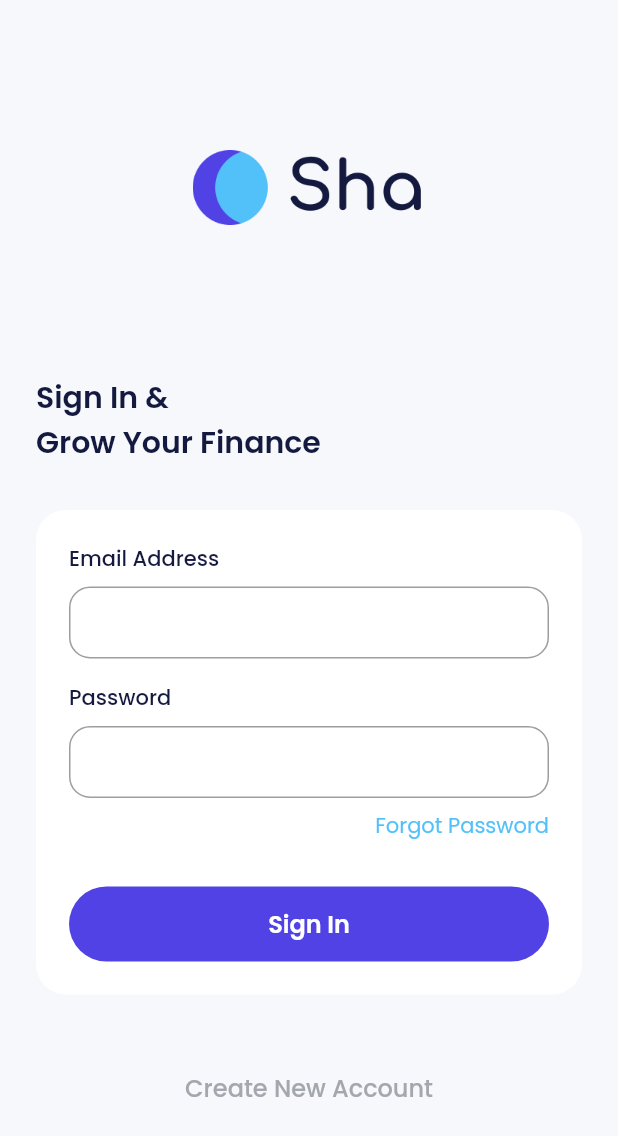
After one commit to TedoHarisC/bank-sha, a Flutter app: the SignInPage screen opened directly, on a phone screen of 412 x 824 dp. The commit adds this screen. Shown: the top 1136 px of the screen. Run offline on Flutter 3.47's test engine with Material 2 defaults, Android fonts, the phone set to English and light mode, and no system bars; our stand-ins replace carousel_slider, google_fonts.

Commit message:
Slicing Sign In Pag

```diff
--- a/lib/ui/pages/onboarding_page.dart
+++ b/lib/ui/pages/onboarding_page.dart
@@ -1,4 +1,5 @@
 import 'package:bank_sha/shared/theme.dart';
+import 'package:bank_sha/ui/pages/sign_in_page.dart';
 import 'package:carousel_slider/carousel_slider.dart';
 import 'package:flutter/material.dart';
 
@@ -122,7 +123,14 @@ class _OnBoardingPageState extends State<OnBoardingPage> {
                               width: double.infinity,
                               height: 24,
                               child: TextButton(
-                                onPressed: () {},
+                                onPressed: () {
+                                  Navigator.push(
+                                    context,
+                                    MaterialPageRoute(
+                                      builder: (context) => const SignInPage(),
+                                    ),
+                                  );
+                                },
                                 style: TextButton.styleFrom(
                                   padding: EdgeInsets.zero,
                                 ),
--- /dev/null
+++ b/lib/ui/pages/sign_in_page.dart
@@ -0,0 +1,144 @@
+import 'package:bank_sha/shared/theme.dart';
+import 'package:flutter/material.dart';
+
+class SignInPage extends StatelessWidget {
+  const SignInPage({super.key});
+
+  @override
+  Widget build(BuildContext context) {
+    return Scaffold(
+      backgroundColor: lightBackgroundColor,
+      body: ListView(
+        padding: const EdgeInsets.symmetric(
+          horizontal: 24,
+        ),
+        children: [
+          Container(
+            width: 155,
+            height: 50,
+            margin: const EdgeInsets.only(
+              top: 100,
+              bottom: 100,
+            ),
+            decoration: const BoxDecoration(
+              image: DecorationImage(
+                image: AssetImage('assets/img_logo_light.png'),
+              ),
+            ),
+          ),
+          Text(
+            'Sign In &\nGrow Your Finance',
+            style: blackTextStyle.copyWith(
+              fontSize: 20,
+              fontWeight: semiBold,
+            ),
+          ),
+          const SizedBox(height: 30),
+          Container(
+            padding: const EdgeInsets.all(22),
+            decoration: BoxDecoration(
+              color: whiteColor,
+              borderRadius: BorderRadius.circular(20),
+            ),
+            child: Column(
+              crossAxisAlignment: CrossAxisAlignment.start,
+              children: [
+                //NOTE : EMAIL INPUT
+                Column(
+                  crossAxisAlignment: CrossAxisAlignment.start,
+                  children: [
+                    Text(
+                      'Email Address',
+                      style: blackTextStyle.copyWith(
+                        fontWeight: medium,
+                      ),
+                    ),
+                    const SizedBox(height: 8),
+                    TextFormField(
+                      decoration: InputDecoration(
+                        border: OutlineInputBorder(
+                          borderRadius: BorderRadius.circular(14),
+                        ),
+                        contentPadding: const EdgeInsets.all(12),
+                      ),
+                    ),
+                  ],
+                ),
+                const SizedBox(height: 16),
+                //NOTE : PASSWORD INPUT
+                Column(
+                  crossAxisAlignment: CrossAxisAlignment.start,
+                  children: [
+                    Text(
+                      'Password',
+                      style: blackTextStyle.copyWith(
+                        fontWeight: medium,
+                      ),
+                    ),
+                    const SizedBox(height: 8),
+                    TextFormField(
+                      obscureText: true,
+                      decoration: InputDecoration(
+                        border: OutlineInputBorder(
+                          borderRadius: BorderRadius.circular(14),
+                        ),
+                        contentPadding: const EdgeInsets.all(12),
+                      ),
+                    ),
+                    const SizedBox(height: 8),
+                    Align(
+                      alignment: Alignment.centerRight,
+                      child: Text(
+                        'Forgot Password',
+                        style: blueTextStyle,
+                      ),
+                    )
+                  ],
+                ),
+                const SizedBox(height: 30),
+                //NOTE : BUTTON SIGN IN
+                SizedBox(
+                  width: double.infinity,
+                  height: 50,
+                  child: TextButton(
+                    onPressed: () {},
+                    style: TextButton.styleFrom(
+                      backgroundColor: purpleColor,
+                      shape: RoundedRectangleBorder(
+                        borderRadius: BorderRadius.circular(56),
+                      ),
+                    ),
+                    child: Text(
+                      'Sign In',
+                      style: whiteTextStyle.copyWith(
+                        fontSize: 16,
+                        fontWeight: semiBold,
+                      ),
+                    ),
+                  ),
+                ),
+              ],
+            ),
+          ),
+          const SizedBox(height: 50),
+          SizedBox(
+            width: double.infinity,
+            height: 24,
+            child: TextButton(
+              onPressed: () {},
+              style: TextButton.styleFrom(
+                padding: EdgeInsets.zero,
+              ),
+              child: Text(
+                'Create New Account',
+                style: greyTextStyle.copyWith(
+                  fontSize: 16,
+                ),
+              ),
+            ),
+          ),
+        ],
+      ),
+    );
+  }
+}
```
